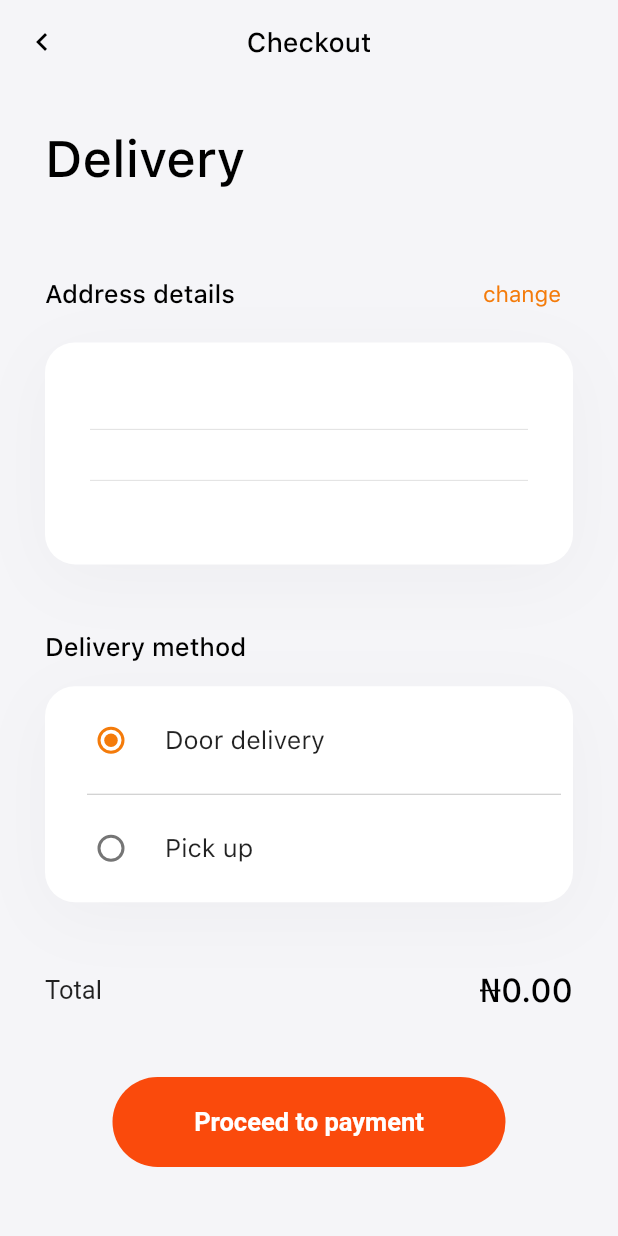
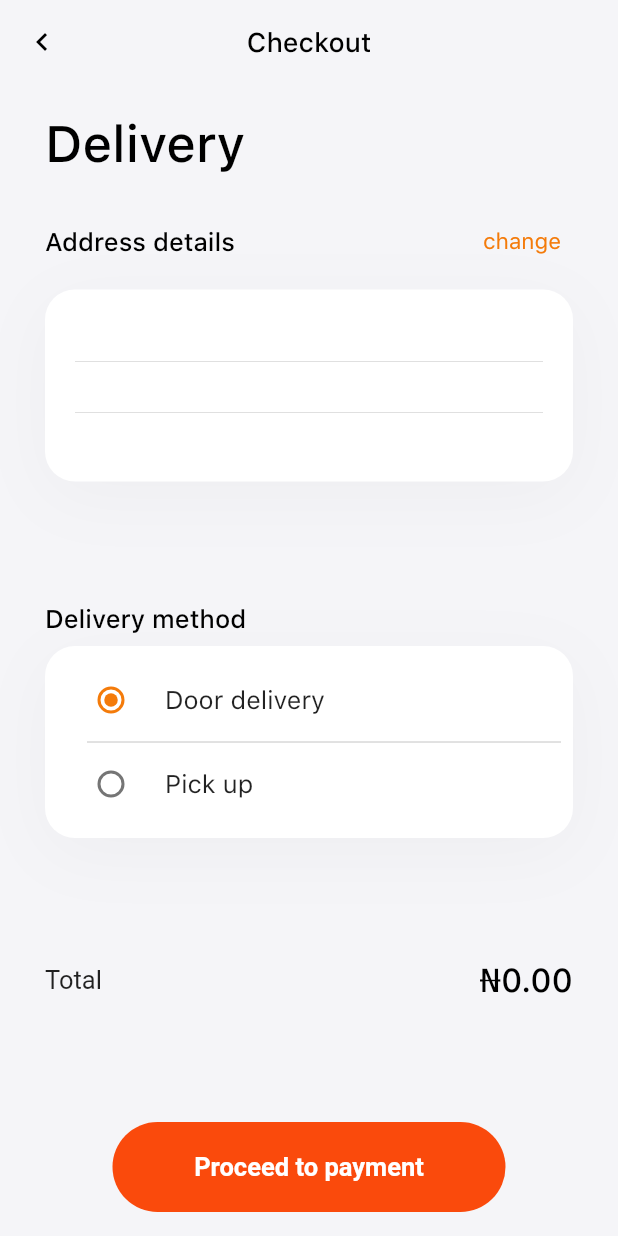
Before and after one commit to AndyOsei/foodie_app, a Flutter app: the CheckoutScreen screen opened directly with empty values, on a phone screen of 412 x 824 dp. Run offline on Flutter 3.47's test engine with Material 2 defaults, Android fonts, the phone set to English and light mode, and no system bars; our stand-ins replace auto_route, flutter_slidable, smooth_page_indicator; generated files the repository leaves out were written again; Roboto replaces fonts that are missing (SF Pro Rounded).

Commit message:
fix checkout overflow & update food list

```diff
--- a/lib/screens/checkout_screen.dart
+++ b/lib/screens/checkout_screen.dart
@@ -148,8 +148,15 @@ class _CheckoutScreenState extends State<CheckoutScreen> {
     return Scaffold(
       backgroundColor: AppColors.blue200,
       appBar: _buildAppBar(context),
-      body: Padding(
-        padding: const EdgeInsets.all(Sizes.SIZE_30),
+      body: SafeArea(
+        child: Padding(
+          padding: EdgeInsets.only(
+            top: 20,
+            left: 30,
+            right: 30,
+            bottom:
+                Theme.of(context).platform == TargetPlatform.android ? 16 : 0,
+          ),
           child: Column(
             crossAxisAlignment: CrossAxisAlignment.start,
             children: [
@@ -161,7 +168,7 @@ class _CheckoutScreenState extends State<CheckoutScreen> {
                   color: Colors.black,
                 ),
               ),
-            Spacer(),
+              SizedBox(height: Sizes.SIZE_20),
               ..._buildStageContent(textTheme),
               Spacer(),
               Text(
@@ -172,7 +179,7 @@ class _CheckoutScreenState extends State<CheckoutScreen> {
                   color: Colors.black,
                 ),
               ),
-            SizedBox(height: Sizes.SIZE_16),
+              SizedBox(height: Sizes.SIZE_8),
               RadioGroup(
                 children: [
                   for (String deliveryMethod in _deliverymethods)
@@ -206,6 +213,7 @@ class _CheckoutScreenState extends State<CheckoutScreen> {
               Spacer(),
               _buildBottomButton(context),
             ],
+          ),
         ),
       ),
     );
@@ -274,7 +282,7 @@ class _CheckoutScreenState extends State<CheckoutScreen> {
                 horizontal: Sizes.SIZE_20,
               ),
               shape: RoundedRectangleBorder(
-                borderRadius: BorderRadius.circular(30),
+                borderRadius: BorderRadius.circular(Sizes.SIZE_30),
               ),
               textStyle: textTheme.bodyText1.copyWith(
                 fontFamily: StringConst.POPPINS,
@@ -328,14 +336,11 @@ class _CheckoutScreenState extends State<CheckoutScreen> {
 
     return Align(
       alignment: Alignment.bottomCenter,
-      child: Padding(
-        padding: const EdgeInsets.only(bottom: Sizes.SIZE_16),
       child: RoundedButton(
         onPressed: onPressed,
         label: label,
         width: MediaQuery.of(context).size.width - Sizes.SIZE_150,
         height: Sizes.SIZE_60,
-        ),
       ),
     );
   }
@@ -404,7 +409,7 @@ class _CheckoutScreenState extends State<CheckoutScreen> {
       SizedBox(height: Sizes.SIZE_8),
       InfoCard(
         child: Padding(
-          padding: const EdgeInsets.all(Sizes.SIZE_30),
+          padding: const EdgeInsets.all(Sizes.SIZE_20),
           child: Form(
             key: _formKey,
             child: Column(
--- a/lib/screens/get_started_screen.dart
+++ b/lib/screens/get_started_screen.dart
@@ -47,7 +47,10 @@ class GetStartedScreen extends StatelessWidget {
     return Align(
       alignment: Alignment.bottomCenter,
       child: Padding(
-        padding: const EdgeInsets.only(bottom: Sizes.SIZE_8),
+        padding: EdgeInsets.only(
+            bottom: Theme.of(context).platform == TargetPlatform.android
+                ? Sizes.SIZE_20
+                : 0),
         child: RoundedButton(
           onPressed: _navigateToAuthPage,
           width: MediaQuery.of(context).size.width - Sizes.SIZE_150,
--- a/lib/screens/home_screen.dart
+++ b/lib/screens/home_screen.dart
@@ -280,7 +280,6 @@ class _HomePageState extends State<HomePage> {
 
   FractionallySizedBox _buildSearchButton(BuildContext context) {
     return FractionallySizedBox(
-      widthFactor: 0.9,
       child: GestureDetector(
         onTap: _navigateToSearchPage,
         child: Container(
@@ -294,7 +293,7 @@ class _HomePageState extends State<HomePage> {
           ),
           child: Row(
             children: [
-              CustomIcon(name: 'search', size: 24),
+              CustomIcon(name: 'search', size: Sizes.SIZE_24),
               Padding(
                 padding: const EdgeInsets.only(left: Sizes.SIZE_16),
                 child: Text(
--- a/lib/screens/orders_screen.dart
+++ b/lib/screens/orders_screen.dart
@@ -1,6 +1,5 @@
 import 'package:auto_route/auto_route.dart';
 import 'package:flutter/material.dart';
-import 'package:foodie_app/routes/router.gr.dart';
 import 'package:foodie_app/values/values.dart';
 import 'package:foodie_app/widgets/custom_icon.dart';
 import 'package:foodie_app/widgets/rounded_button.dart';
--- a/lib/widgets/radio_group.dart
+++ b/lib/widgets/radio_group.dart
@@ -23,6 +23,7 @@ class RadioGroup extends StatelessWidget {
                 const Divider(
                   color: AppColors.gray200,
                   indent: Sizes.SIZE_20,
+                  height: Sizes.SIZE_0,
                 ),
               ] else
                 children[i]
```
Also changed, not shown: assets/data.json (+19 -13 lines), assets/images/egg_cucumber.png (added), assets/images/fried_chicken.png (added), assets/images/moi_ekpa.png (added), 1 other file. Lines whose indentation alone changed are shown as unchanged.
